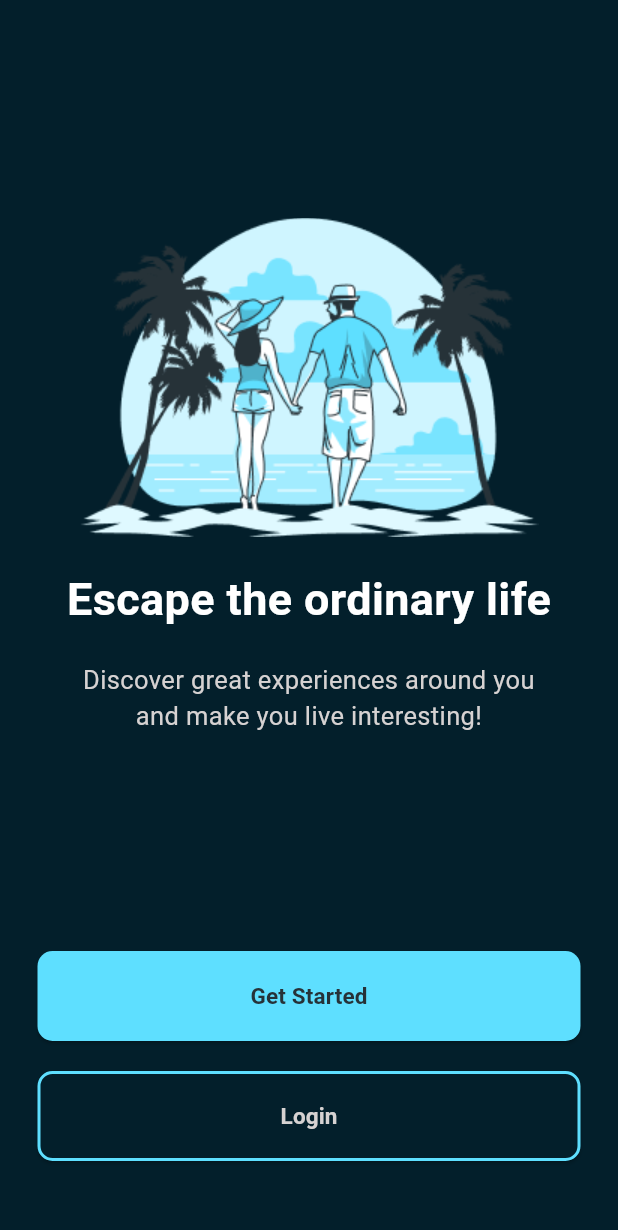
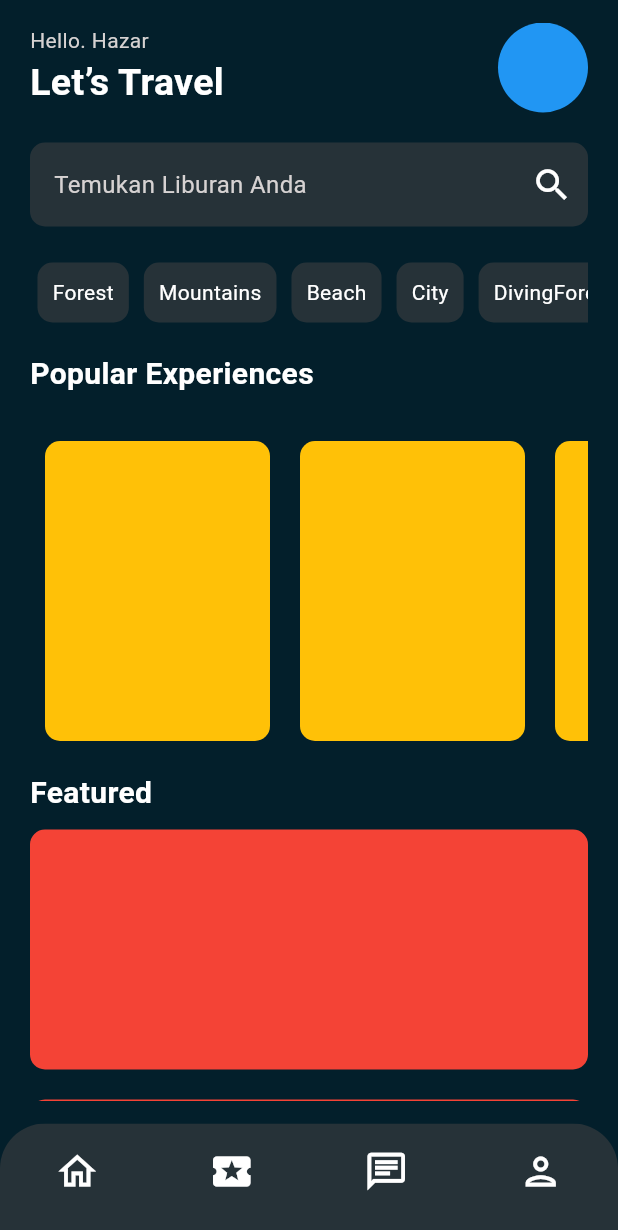
Before and after one commit to mohankumaronly/Traveling-Ui-design-using-the-flutter, a Flutter app: the screen it shows after launch, after a tap on "Get Started", on a phone screen of 412 x 824 dp. Shown: the top 1230 px of the screen. Run offline on Flutter 3.47's test engine with Material 3 defaults, Android fonts, the phone set to English and light mode, and no system bars.

Commit message:
Sekelton design is completed

```diff
--- /dev/null
+++ b/lib/screens/Home_screen.dart
@@ -0,0 +1,244 @@
+import 'package:flutter/material.dart';
+
+class HomeScreen extends StatefulWidget {
+  const HomeScreen({super.key});
+
+  @override
+  State<HomeScreen> createState() => _HomeScreenState();
+}
+
+class _HomeScreenState extends State<HomeScreen> {
+  final List<String> options = [
+    'Forest',
+    'Mountains',
+    'Beach',
+    'City',
+    'Diving'
+        'Forest',
+    'Mountains',
+    'Beach',
+    'City',
+    'Diving',
+  ];
+
+  @override
+  Widget build(BuildContext context) {
+    return Scaffold(
+      backgroundColor: Color(0xFF031F2B),
+      // appBar: AppBar(),
+      body: SafeArea(
+        child: Padding(
+          padding: const EdgeInsets.symmetric(horizontal: 20, vertical: 15),
+          child: SingleChildScrollView(
+            // scrollDirection: Axis.vertical,
+            child: Column(
+              // mainAxisAlignment: MainAxisAlignment.start,
+              // crossAxisAlignment: CrossAxisAlignment.start,
+              children: [
+                Row(
+                  mainAxisAlignment: MainAxisAlignment.spaceBetween,
+                  children: [
+                    Column(
+                      crossAxisAlignment: CrossAxisAlignment.start,
+                      children: [
+                        Text(
+                          'Hello. Hazar',
+                          style: TextStyle(color: Color(0xFFD6D2D2)),
+                        ),
+                        Text(
+                          'Let’s Travel',
+                          style: TextStyle(
+                            color: Color(0xFFFFFFFF),
+                            fontWeight: FontWeight.bold,
+                            fontSize: 25,
+                          ),
+                        ),
+                      ],
+                    ),
+                    CircleAvatar(backgroundColor: Colors.blue, radius: 30),
+                  ],
+                ),
+                SizedBox(height: 20),
+                SizedBox(
+                  height: 60,
+                  child: TextField(
+                    decoration: InputDecoration(
+                      suffixIcon: Icon(
+                        size: 28,
+                        color: Color(0xFFFFFFFF),
+                        Icons.search,
+                      ),
+                      hint: Text(
+                        'Temukan Liburan Anda',
+                        style: TextStyle(
+                          fontSize: 16,
+                          color: Color(0xFFD6D2D2),
+                        ),
+                      ),
+                      fillColor: Color(0xFF263238),
+                      filled: true,
+                      focusedBorder: OutlineInputBorder(
+                        borderSide: BorderSide.none,
+                        borderRadius: BorderRadius.circular(10),
+                      ),
+                      enabledBorder: OutlineInputBorder(
+                        borderSide: BorderSide.none,
+                        borderRadius: BorderRadius.circular(10),
+                      ),
+                    ),
+                  ),
+                ),
+                SizedBox(
+                  height: 80,
+                  child: SingleChildScrollView(
+                    scrollDirection: Axis.horizontal,
+                    child: Row(
+                      children: List.generate(options.length, (index) {
+                        return Container(
+                          margin: EdgeInsets.symmetric(horizontal: 5),
+                          decoration: BoxDecoration(
+                            borderRadius: BorderRadius.circular(10),
+                            color: Color(0xFF263238),
+                          ),
+                          child: Padding(
+                            padding: const EdgeInsets.all(10.0),
+                            child: Text(
+                              style: TextStyle(color: Color(0xFFFFFFFF)),
+                              options[index],
+                            ),
+                          ),
+                        );
+                      }),
+                    ),
+                  ),
+                ),
+                Row(
+                  mainAxisAlignment: MainAxisAlignment.start,
+                  children: [
+                    Text(
+                      'Popular Experiences',
+                      style: TextStyle(
+                        fontWeight: FontWeight.bold,
+                        fontSize: 20,
+                        color: Color(0xFFFFFFFF),
+                      ),
+                    ),
+                  ],
+                ),
+                SizedBox(height: 30),
+                SizedBox(
+                  height: 200,
+                  width: double.infinity,
+                  child: ListView.builder(
+                    scrollDirection: Axis.horizontal,
+                    itemCount: 10,
+                    itemBuilder: (BuildContext context, int index) {
+                      return Padding(
+                        padding: const EdgeInsets.symmetric(horizontal: 10.0),
+                        child: Container(
+                          height: 200,
+                          width: 150,
+                          decoration: BoxDecoration(
+                            color: Colors.amber,
+                            borderRadius: BorderRadius.circular(10),
+                          ),
+                        ),
+                      );
+                    },
+                  ),
+                ),
+                SizedBox(height: 20),
+                Row(
+                  mainAxisAlignment: MainAxisAlignment.start,
+                  children: [
+                    Text(
+                      'Featured',
+                      style: TextStyle(
+                        color: Color(0xFFFFFFFF),
+                        fontWeight: FontWeight.bold,
+                        fontSize: 20,
+                      ),
+                    ),
+                  ],
+                ),
+                ListView.builder(
+                  shrinkWrap: true,
+                  physics: NeverScrollableScrollPhysics(),
+                  scrollDirection: Axis.vertical,
+                  itemCount: 10,
+                  itemBuilder: (BuildContext context, int index) {
+                    return Container(
+                      margin: EdgeInsets.symmetric(vertical: 10),
+                      width: double.infinity,
+                      height: 160,
+                      decoration: BoxDecoration(
+                        borderRadius: BorderRadius.circular(10),
+                        color: Colors.red,
+                      ),
+                    );
+                  },
+                ),
+              ],
+            ),
+          ),
+        ),
+      ),
+      bottomNavigationBar: ClipRRect(
+        borderRadius: BorderRadius.only(
+          topLeft: Radius.circular(30),
+          topRight: Radius.circular(30),
+        ),
+        child: BottomNavigationBar(
+          backgroundColor: Color(0XFF263238),
+          type: BottomNavigationBarType.fixed,
+          items: [
+            BottomNavigationBarItem(
+              icon: Padding(
+                padding: const EdgeInsets.only(top: 10.0),
+                child: Icon(
+                  size: 30,
+                  color: Color(0xFFFFFFFF),
+                  Icons.home_outlined,
+                ),
+              ),
+              label: '',
+            ),
+            BottomNavigationBarItem(
+              icon: Padding(
+                padding: const EdgeInsets.only(top: 10.0),
+                child: Icon(
+                  size: 30,
+                  color: Color(0xFFFFFFFF),
+                  Icons.local_activity,
+                ),
+              ),
+              label: '',
+            ),
+            BottomNavigationBarItem(
+              icon: Padding(
+                padding: const EdgeInsets.only(top: 10.0),
+                child: Icon(
+                  size: 30,
+                  color: Color(0xFFFFFFFF),
+                  Icons.chat_outlined,
+                ),
+              ),
+              label: '',
+            ),
+            BottomNavigationBarItem(
+              icon: Padding(
+                padding: const EdgeInsets.only(top: 10.0),
+                child: Icon(
+                  size: 30,
+                  color: Color(0xFFFFFFFF),
+                  Icons.person_outlined,
+                ),
+              ),
+              label: '',
+            ),
+          ],
+        ),
+      ),
+    );
+  }
+}
--- a/lib/screens/welcome_screen.dart
+++ b/lib/screens/welcome_screen.dart
@@ -1,4 +1,5 @@
 import 'package:flutter/material.dart';
+import 'package:travelling_app_design/screens/Home_screen.dart';
 
 class WelcomeScreen extends StatelessWidget {
   const WelcomeScreen({super.key});
@@ -12,7 +13,7 @@ class WelcomeScreen extends StatelessWidget {
           children: [
             Spacer(),
             Image.asset('assets/images/Splash_screen_image.png'),
-            SizedBox(height: 20,),
+            SizedBox(height: 20),
             Text(
               'Escape the ordinary life',
               style: TextStyle(
@@ -21,7 +22,7 @@ class WelcomeScreen extends StatelessWidget {
                 color: Color(0xFFFFFFFF),
               ),
             ),
-             SizedBox(height: 20,),
+            SizedBox(height: 20),
             Text(
               'Discover great experiences around you \nand make you live interesting!',
               textAlign: TextAlign.center,
@@ -40,7 +41,12 @@ class WelcomeScreen extends StatelessWidget {
                       borderRadius: BorderRadius.circular(10),
                     ),
                   ),
-                  onPressed: () {},
+                  onPressed: () {
+                    Navigator.push(
+                      context,
+                      MaterialPageRoute(builder: (context) => HomeScreen()),
+                    );
+                  },
                   child: Text(
                     'Get Started',
                     style: TextStyle(
@@ -52,7 +58,7 @@ class WelcomeScreen extends StatelessWidget {
                 ),
               ),
             ),
-             SizedBox(height: 20,),
+            SizedBox(height: 20),
             SizedBox(
               height: 60,
               width: double.infinity,
@@ -67,7 +73,12 @@ class WelcomeScreen extends StatelessWidget {
                     ),
                   ),
 
-                  onPressed: () {},
+                  onPressed: () {
+                    Navigator.push(
+                      context,
+                      MaterialPageRoute(builder: (context) => HomeScreen()),
+                    );
+                  },
                   child: Text(
                     'Login',
                     style: TextStyle(
@@ -79,7 +90,7 @@ class WelcomeScreen extends StatelessWidget {
                 ),
               ),
             ),
-             SizedBox(height: 50,),
+            SizedBox(height: 50),
           ],
         ),
       ),
```
